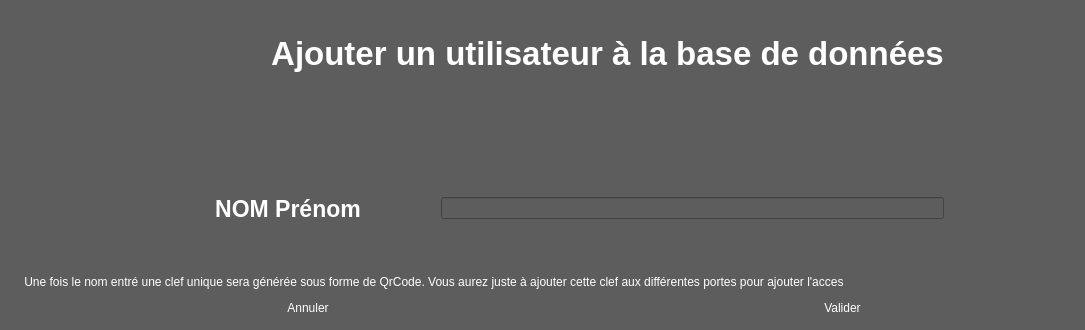
Old version of the form Porte_connectee/Master/creerauthaurisation.ui in the repository TanguyHardelin/NETSECURE.
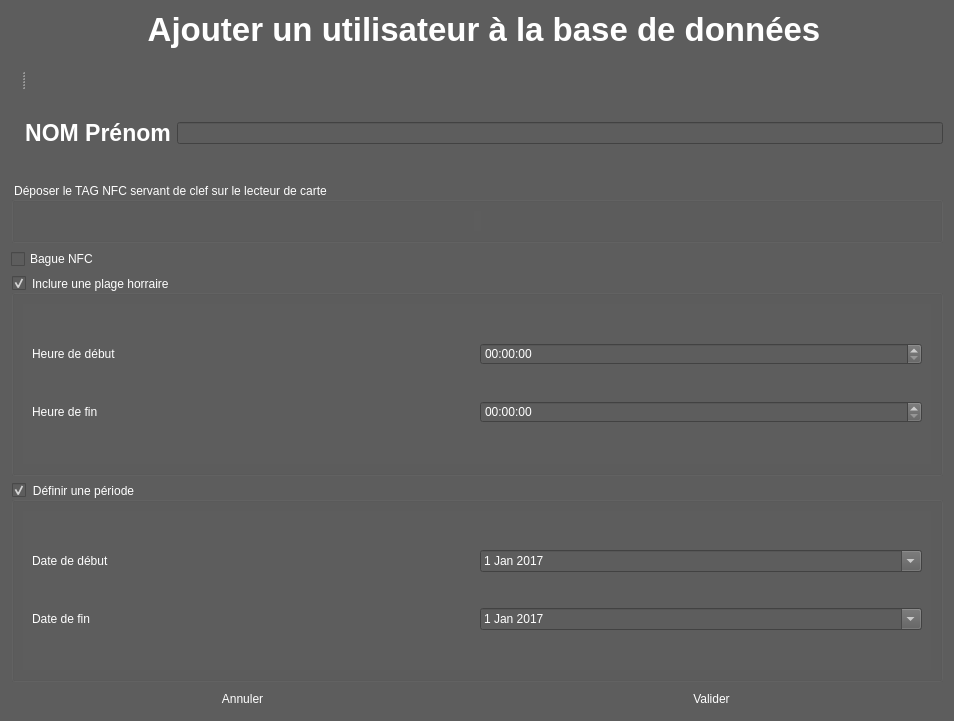
New version of the form. Icons and pictures are not drawn.

Commit message: Version avec porte connectee quasiment finie

```diff
--- a/Porte_connectee/Master/creerauthaurisation.ui
+++ b/Porte_connectee/Master/creerauthaurisation.ui
@@ -2,12 +2,15 @@
 <ui version="4.0">
  <class>CreerAuthaurisation</class>
  <widget class="QDialog" name="CreerAuthaurisation">
+  <property name="enabled">
+   <bool>true</bool>
+  </property>
   <property name="geometry">
    <rect>
     <x>0</x>
     <y>0</y>
-    <width>1085</width>
-    <height>330</height>
+    <width>954</width>
+    <height>721</height>
    </rect>
   </property>
   <property name="cursor">
@@ -21,29 +24,383 @@
     <normaloff>Images/utilisateurs.png</normaloff>Images/utilisateurs.png</iconset>
   </property>
   <property name="styleSheet">
-   <string notr="true">background-color:#5D5D5D</string>
+   <string notr="true">background-color:#5D5D5D;color:#FFFFFF;</string>
   </property>
-  <layout class="QGridLayout" name="gridLayout">
-   <item row="0" column="0">
-    <layout class="QGridLayout" name="global">
-     <item row="0" column="0" rowspan="10">
-      <widget class="QLabel" name="label_2">
-       <property name="text">
-        <string/>
+  <layout class="QVBoxLayout" name="verticalLayout_7">
+   <item>
+    <layout class="QVBoxLayout" name="verticalLayout_2">
+     <item>
+      <widget class="QSplitter" name="splitter_2">
+       <property name="orientation">
+        <enum>Qt::Horizontal</enum>
        </property>
-       <property name="pixmap">
-        <pixmap>Images/utilisateurs.png</pixmap>
-       </property>
+       <widget class="QLabel" name="label_2">
+        <property name="text">
+         <string/>
+        </property>
+        <property name="pixmap">
+         <pixmap>Images/utilisateurs.png</pixmap>
+        </property>
+       </widget>
+       <widget class="QSplitter" name="splitter">
+        <property name="orientation">
+         <enum>Qt::Vertical</enum>
+        </property>
+        <widget class="QWidget" name="layoutWidget">
+         <layout class="QVBoxLayout" name="verticalLayout">
+          <item>
+           <widget class="QLabel" name="label">
+            <property name="font">
+             <font>
+              <pointsize>25</pointsize>
+              <weight>75</weight>
+              <bold>true</bold>
+             </font>
+            </property>
+            <property name="styleSheet">
+             <string notr="true">color:white;</string>
+            </property>
+            <property name="text">
+             <string>Ajouter un utilisateur à la base de données</string>
+            </property>
+            <property name="alignment">
+             <set>Qt::AlignCenter</set>
+            </property>
+           </widget>
+          </item>
+          <item>
+           <widget class="QLabel" name="label_error">
+            <property name="font">
+             <font>
+              <pointsize>13</pointsize>
+              <weight>75</weight>
+              <bold>true</bold>
+             </font>
+            </property>
+            <property name="styleSheet">
+             <string notr="true">color:yellow;</string>
+            </property>
+            <property name="text">
+             <string/>
+            </property>
+           </widget>
+          </item>
+          <item>
+           <spacer name="verticalSpacer">
+            <property name="orientation">
+             <enum>Qt::Vertical</enum>
+            </property>
+            <property name="sizeHint" stdset="0">
+             <size>
+              <width>20</width>
+              <height>40</height>
+             </size>
+            </property>
+           </spacer>
+          </item>
+          <item>
+           <layout class="QHBoxLayout" name="horizontalLayout">
+            <item>
+             <widget class="QLabel" name="label_9">
+              <property name="font">
+               <font>
+                <pointsize>17</pointsize>
+                <weight>75</weight>
+                <bold>true</bold>
+               </font>
+              </property>
+              <property name="styleSheet">
+               <string notr="true">color:white;</string>
+              </property>
+              <property name="text">
+               <string>NOM Prénom</string>
+              </property>
+              <property name="alignment">
+               <set>Qt::AlignCenter</set>
+              </property>
+             </widget>
+            </item>
+            <item>
+             <widget class="QLineEdit" name="edit_nom_prenom">
+              <property name="enabled">
+               <bool>true</bool>
+              </property>
+              <property name="styleSheet">
+               <string notr="true">color:white;</string>
+              </property>
+              <property name="clearButtonEnabled">
+               <bool>false</bool>
+              </property>
+             </widget>
+            </item>
+           </layout>
+          </item>
+         </layout>
+        </widget>
+       </widget>
       </widget>
      </item>
-     <item row="2" column="1">
-      <widget class="QLabel" name="label_3">
+     <item>
+      <widget class="QLabel" name="indication_NFC">
+       <property name="font">
+        <font>
+         <pointsize>16</pointsize>
+         <weight>75</weight>
+         <bold>true</bold>
+        </font>
+       </property>
+       <property name="contextMenuPolicy">
+        <enum>Qt::CustomContextMenu</enum>
+       </property>
+       <property name="styleSheet">
+        <string notr="true">color:white;</string>
+       </property>
        <property name="text">
         <string/>
        </property>
       </widget>
      </item>
-     <item row="11" column="0" colspan="4">
+    </layout>
+   </item>
+   <item>
+    <widget class="QGroupBox" name="groupBox_3">
+     <property name="title">
+      <string>Déposer le TAG NFC servant de clef sur le lecteur de carte</string>
+     </property>
+     <layout class="QHBoxLayout" name="horizontalLayout_3">
+      <item>
+       <spacer name="horizontalSpacer">
+        <property name="orientation">
+         <enum>Qt::Horizontal</enum>
+        </property>
+        <property name="sizeHint" stdset="0">
+         <size>
+          <width>396</width>
+          <height>20</height>
+         </size>
+        </property>
+       </spacer>
+      </item>
+      <item>
+       <widget class="QLabel" name="NFC_OK">
+        <property name="enabled">
+         <bool>true</bool>
+        </property>
+        <property name="maximumSize">
+         <size>
+          <width>100</width>
+          <height>100</height>
+         </size>
+        </property>
+        <property name="text">
+         <string/>
+        </property>
+        <property name="pixmap">
+         <pixmap>Images/recherche_nfc_ok.png</pixmap>
+        </property>
+        <property name="scaledContents">
+         <bool>true</bool>
+        </property>
+        <property name="alignment">
+         <set>Qt::AlignCenter</set>
+        </property>
+       </widget>
+      </item>
+      <item>
+       <spacer name="horizontalSpacer_2">
+        <property name="orientation">
+         <enum>Qt::Horizontal</enum>
+        </property>
+        <property name="sizeHint" stdset="0">
+         <size>
+          <width>396</width>
+          <height>20</height>
+         </size>
+        </property>
+       </spacer>
+      </item>
+     </layout>
+    </widget>
+   </item>
+   <item>
+    <widget class="QCheckBox" name="check_bague">
+     <property name="text">
+      <string>Bague NFC</string>
+     </property>
+    </widget>
+   </item>
+   <item>
+    <widget class="QGroupBox" name="groupbox_horraire">
+     <property name="title">
+      <string>Inclure une plage horraire </string>
+     </property>
+     <property name="flat">
+      <bool>true</bool>
+     </property>
+     <property name="checkable">
+      <bool>true</bool>
+     </property>
+     <property name="checked">
+      <bool>true</bool>
+     </property>
+     <layout class="QVBoxLayout" name="verticalLayout_4">
+      <item>
+       <widget class="QWidget" name="widget_plage_horraire" native="true">
+        <property name="enabled">
+         <bool>true</bool>
+        </property>
+        <property name="sizePolicy">
+         <sizepolicy hsizetype="MinimumExpanding" vsizetype="MinimumExpanding">
+          <horstretch>0</horstretch>
+          <verstretch>0</verstretch>
+         </sizepolicy>
+        </property>
+        <property name="maximumSize">
+         <size>
+          <width>16777215</width>
+          <height>16777213</height>
+         </size>
+        </property>
+        <layout class="QVBoxLayout" name="verticalLayout_3">
+         <item>
+          <layout class="QHBoxLayout" name="horizontalLayout_4">
+           <item>
+            <widget class="QLabel" name="label_3">
+             <property name="text">
+              <string>Heure de début</string>
+             </property>
+            </widget>
+           </item>
+           <item>
+            <widget class="QTimeEdit" name="_heure_debut">
+             <property name="enabled">
+              <bool>true</bool>
+             </property>
+             <property name="calendarPopup">
+              <bool>true</bool>
+             </property>
+            </widget>
+           </item>
+          </layout>
+         </item>
+         <item>
+          <layout class="QHBoxLayout" name="horizontalLayout_6">
+           <item>
+            <widget class="QLabel" name="label_5">
+             <property name="text">
+              <string>Heure de fin</string>
+             </property>
+            </widget>
+           </item>
+           <item>
+            <widget class="QTimeEdit" name="_heure_fin"/>
+           </item>
+          </layout>
+         </item>
+        </layout>
+       </widget>
+      </item>
+     </layout>
+    </widget>
+   </item>
+   <item>
+    <widget class="QGroupBox" name="groupbox_periode">
+     <property name="title">
+      <string>Définir une période</string>
+     </property>
+     <property name="flat">
+      <bool>true</bool>
+     </property>
+     <property name="checkable">
+      <bool>true</bool>
+     </property>
+     <property name="checked">
+      <bool>true</bool>
+     </property>
+     <layout class="QVBoxLayout" name="verticalLayout_5">
+      <item>
+       <widget class="QWidget" name="widget_periode" native="true">
+        <property name="enabled">
+         <bool>true</bool>
+        </property>
+        <property name="sizePolicy">
+         <sizepolicy hsizetype="MinimumExpanding" vsizetype="MinimumExpanding">
+          <horstretch>0</horstretch>
+          <verstretch>0</verstretch>
+         </sizepolicy>
+        </property>
+        <property name="maximumSize">
+         <size>
+          <width>16777215</width>
+          <height>16777213</height>
+         </size>
+        </property>
+        <layout class="QVBoxLayout" name="verticalLayout_6">
+         <item>
+          <layout class="QHBoxLayout" name="horizontalLayout_7">
+           <item>
+            <widget class="QLabel" name="label_6">
+             <property name="text">
+              <string>Date de début</string>
+             </property>
+            </widget>
+           </item>
+           <item>
+            <widget class="QDateEdit" name="_date_debut">
+             <property name="dateTime">
+              <datetime>
+               <hour>0</hour>
+               <minute>0</minute>
+               <second>0</second>
+               <year>2017</year>
+               <month>1</month>
+               <day>1</day>
+              </datetime>
+             </property>
+             <property name="calendarPopup">
+              <bool>true</bool>
+             </property>
+            </widget>
+           </item>
+          </layout>
+         </item>
+         <item>
+          <layout class="QHBoxLayout" name="horizontalLayout_8">
+           <item>
+            <widget class="QLabel" name="label_7">
+             <property name="text">
+              <string>Date de fin</string>
+             </property>
+            </widget>
+           </item>
+           <item>
+            <widget class="QDateEdit" name="_date_fin">
+             <property name="dateTime">
+              <datetime>
+               <hour>0</hour>
+               <minute>0</minute>
+               <second>0</second>
+               <year>2017</year>
+               <month>1</month>
+               <day>1</day>
+              </datetime>
+             </property>
+             <property name="calendarPopup">
+              <bool>true</bool>
+             </property>
+            </widget>
+           </item>
+          </layout>
+         </item>
+        </layout>
+       </widget>
+      </item>
+     </layout>
+    </widget>
+   </item>
+   <item>
+    <layout class="QHBoxLayout" name="horizontalLayout_2">
+     <item>
       <widget class="QPushButton" name="bouton_annuler">
        <property name="styleSheet">
         <string notr="true">color:white;background-color:#5D5D5D;</string>
@@ -59,27 +416,7 @@
        </property>
       </widget>
      </item>
-     <item row="1" column="2" colspan="4">
-      <widget class="QLabel" name="label">
-       <property name="font">
-        <font>
-         <pointsize>25</pointsize>
-         <weight>75</weight>
-         <bold>true</bold>
-        </font>
-       </property>
-       <property name="styleSheet">
-        <string notr="true">color:white;</string>
-       </property>
-       <property name="text">
-        <string>Ajouter un utilisateur à la base de données</string>
-       </property>
-       <property name="alignment">
-        <set>Qt::AlignCenter</set>
-       </property>
-      </widget>
-     </item>
-     <item row="11" column="4" colspan="3">
+     <item>
       <widget class="QPushButton" name="bouton_valider">
        <property name="styleSheet">
         <string notr="true">color:white;background-color:#5D5D5D</string>
@@ -92,111 +429,6 @@
        </property>
       </widget>
      </item>
-     <item row="10" column="0" colspan="7">
-      <widget class="QLabel" name="label_12">
-       <property name="contextMenuPolicy">
-        <enum>Qt::CustomContextMenu</enum>
-       </property>
-       <property name="styleSheet">
-        <string notr="true">color:white;</string>
-       </property>
-       <property name="text">
-        <string>    Une fois le nom entré une clef unique sera générée sous forme de QrCode. Vous aurez juste à ajouter cette clef aux différentes portes pour ajouter l'acces  </string>
-       </property>
-      </widget>
-     </item>
-     <item row="9" column="6">
-      <widget class="QLabel" name="label_5">
-       <property name="text">
-        <string/>
-       </property>
-      </widget>
-     </item>
-     <item row="7" column="6">
-      <widget class="QLabel" name="label_4">
-       <property name="text">
-        <string/>
-       </property>
-      </widget>
-     </item>
-     <item row="4" column="6">
-      <widget class="QLabel" name="label_8">
-       <property name="text">
-        <string/>
-       </property>
-      </widget>
-     </item>
-     <item row="5" column="6">
-      <widget class="QLabel" name="label_6">
-       <property name="text">
-        <string/>
-       </property>
-      </widget>
-     </item>
-     <item row="3" column="6">
-      <widget class="QLabel" name="label_7">
-       <property name="text">
-        <string/>
-       </property>
-      </widget>
-     </item>
-     <item row="3" column="2" rowspan="2" colspan="4">
-      <widget class="QLabel" name="label_error">
-       <property name="font">
-        <font>
-         <pointsize>15</pointsize>
-         <weight>75</weight>
-         <bold>true</bold>
-        </font>
-       </property>
-       <property name="styleSheet">
-        <string notr="true">color:#FFBD00</string>
-       </property>
-       <property name="text">
-        <string/>
-       </property>
-       <property name="alignment">
-        <set>Qt::AlignCenter</set>
-       </property>
-      </widget>
-     </item>
-     <item row="6" column="6">
-      <widget class="QLabel" name="label_11">
-       <property name="text">
-        <string/>
-       </property>
-      </widget>
-     </item>
-     <item row="6" column="1" rowspan="3" colspan="2">
-      <widget class="QLabel" name="label_9">
-       <property name="font">
-        <font>
-         <pointsize>17</pointsize>
-         <weight>75</weight>
-         <bold>true</bold>
-        </font>
-       </property>
-       <property name="styleSheet">
-        <string notr="true">color:white;</string>
-       </property>
-       <property name="text">
-        <string>NOM Prénom</string>
-       </property>
-       <property name="alignment">
-        <set>Qt::AlignCenter</set>
-       </property>
-      </widget>
-     </item>
-     <item row="6" column="3" rowspan="3" colspan="3">
-      <widget class="QLineEdit" name="edit_nom_prenom">
-       <property name="styleSheet">
-        <string notr="true">color:white;</string>
-       </property>
-       <property name="clearButtonEnabled">
-        <bool>false</bool>
-       </property>
-      </widget>
-     </item>
     </layout>
    </item>
   </layout>
```
Left out of the diff: 70 changed lines with no effect on the pictures. The commit also changes 87 other files.
